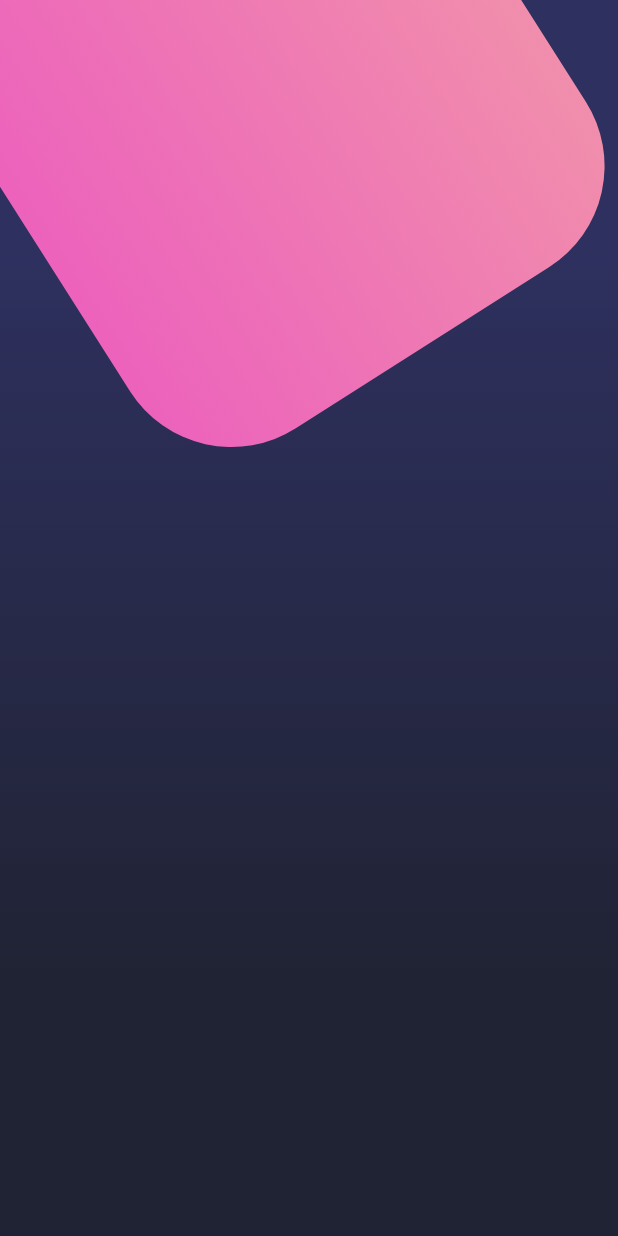
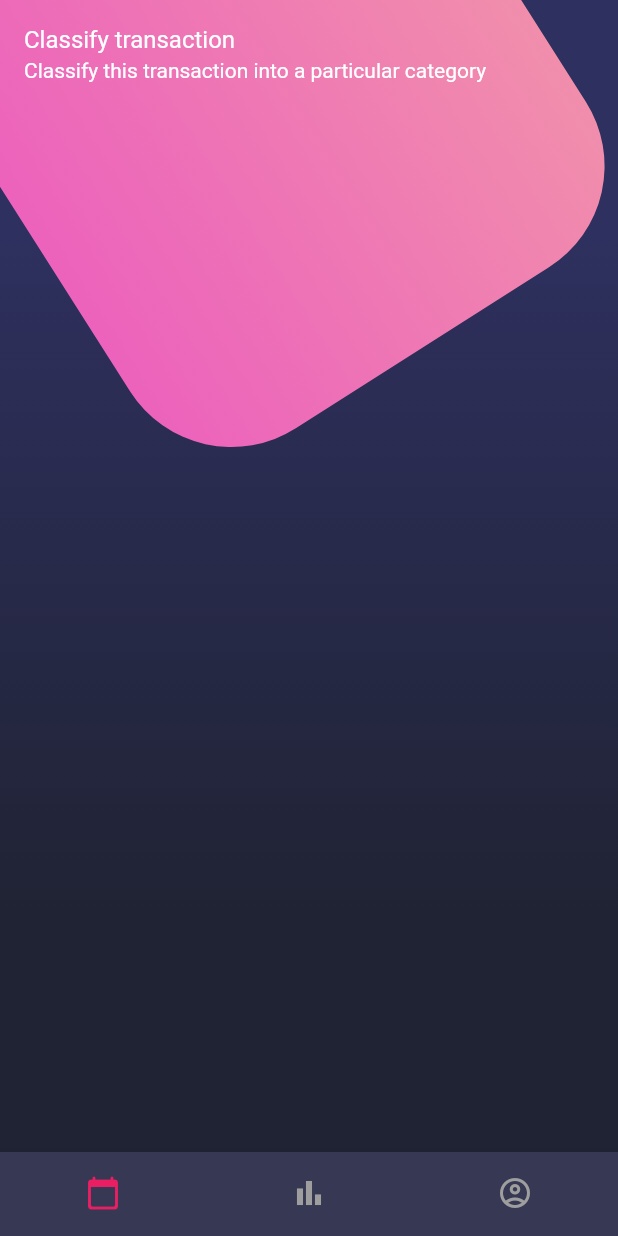
Before and after one commit to alejomongua/flutter5, a Flutter app: the screen it shows after launch, on a phone screen of 412 x 824 dp. Run offline on Flutter 3.47's test engine with Material 2 defaults, Android fonts, the light colour scheme and no system bars.

Commit message:
added title and bottom navigation bar

```diff
--- a/lib/pages/home_page.dart
+++ b/lib/pages/home_page.dart
@@ -1,5 +1,8 @@
+import 'package:flutter/material.dart';
+
 import 'package:design3/widgets/background_widget.dart';
-import 'package:flutter/material.dart';
+import 'package:design3/widgets/bottom_navigation_widget.dart';
+import 'package:design3/widgets/main_nav_iwdget.dart';
 
 class HomePage extends StatelessWidget {
   @override
@@ -7,7 +10,9 @@ class HomePage extends StatelessWidget {
         body: Stack(
           children: [
             Background(),
+            MainNav(),
           ],
         ),
+        bottomNavigationBar: BottomNavigationWidget(),
       );
 }
--- /dev/null
+++ b/lib/widgets/bottom_navigation_widget.dart
@@ -0,0 +1,26 @@
+import 'package:flutter/material.dart';
+
+class BottomNavigationWidget extends StatelessWidget {
+  @override
+  Widget build(BuildContext context) => BottomNavigationBar(
+        showSelectedLabels: false,
+        showUnselectedLabels: false,
+        backgroundColor: Color(0xff373954),
+        selectedItemColor: Colors.pink,
+        unselectedItemColor: Colors.grey,
+        items: [
+          BottomNavigationBarItem(
+            label: 'Calendar',
+            icon: Icon(Icons.calendar_today_rounded),
+          ),
+          BottomNavigationBarItem(
+            label: 'Bar chart',
+            icon: Icon(Icons.bar_chart),
+          ),
+          BottomNavigationBarItem(
+            label: 'Bar chart',
+            icon: Icon(Icons.account_circle_outlined),
+          ),
+        ],
+      );
+}
--- /dev/null
+++ b/lib/widgets/main_nav_iwdget.dart
@@ -0,0 +1,19 @@
+import 'package:design3/widgets/titles_widget.dart';
+import 'package:flutter/material.dart';
+
+class MainNav extends StatelessWidget {
+  const MainNav({
+    Key key,
+  }) : super(key: key);
+
+  @override
+  Widget build(BuildContext context) {
+    return SingleChildScrollView(
+      child: Column(
+        children: [
+          TitleWidget(),
+        ],
+      ),
+    );
+  }
+}
--- /dev/null
+++ b/lib/widgets/titles_widget.dart
@@ -0,0 +1,17 @@
+import 'package:flutter/material.dart';
+
+class TitleWidget extends StatelessWidget {
+  @override
+  Widget build(BuildContext context) => SafeArea(
+        child: ListTile(
+          title: Text(
+            'Classify transaction',
+            style: TextStyle(color: Colors.white),
+          ),
+          subtitle: Text(
+            'Classify this transaction into a particular category',
+            style: TextStyle(color: Colors.white),
+          ),
+        ),
+      );
+}
```
